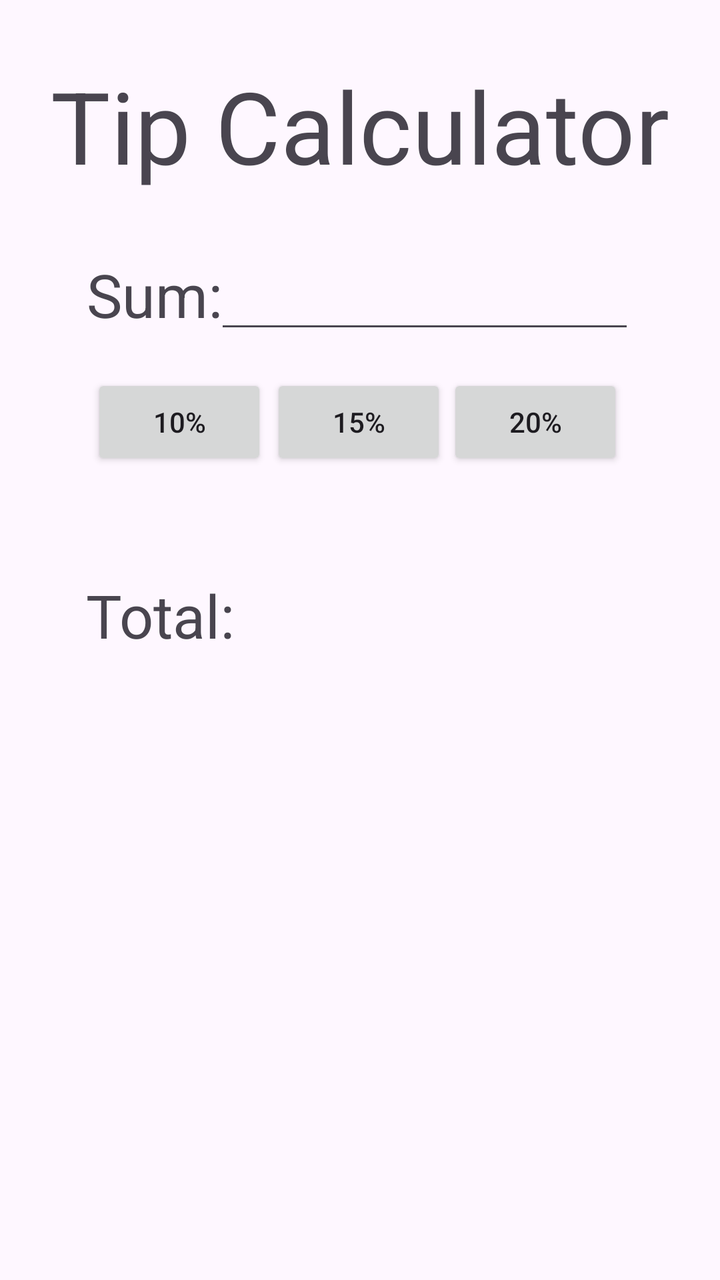
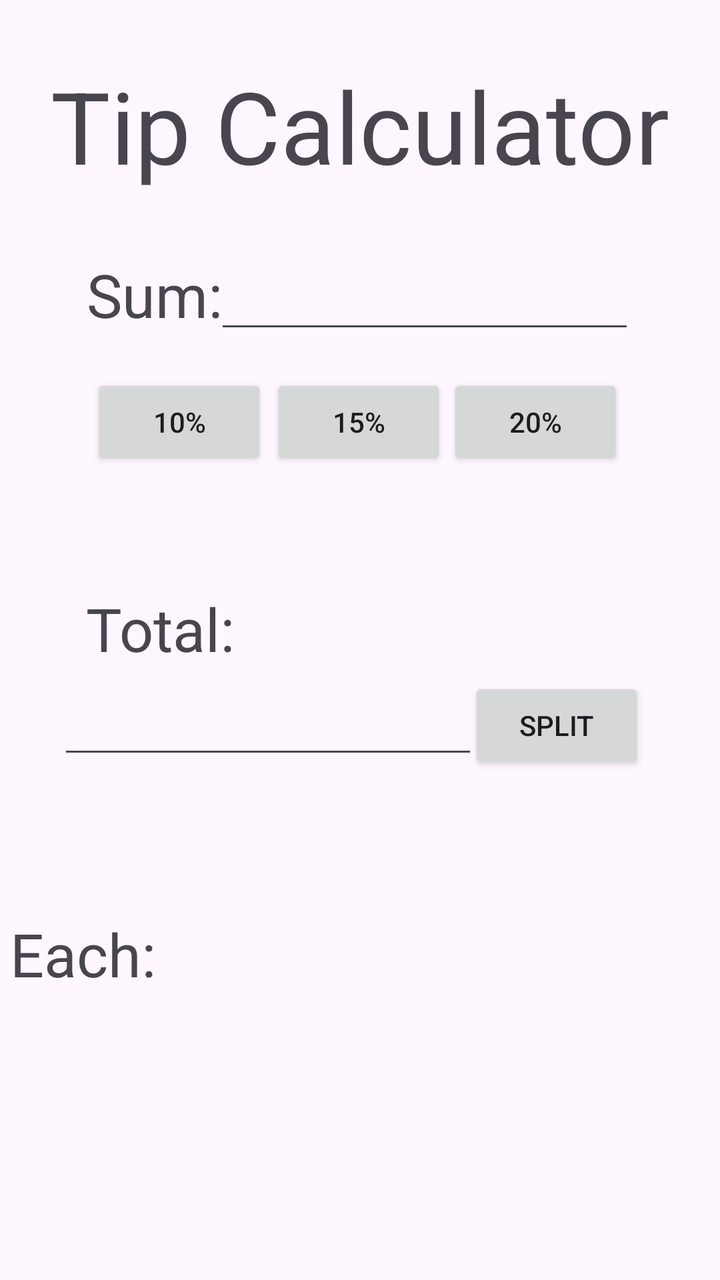

Compare the two renders of this Android layout. The source of the first and the diff that turns it into the second are given below.
<!-- AndroidManifest.xml: application theme Theme.Calculator -->
<!-- res/layout/activity_main.xml -->
<?xml version="1.0" encoding="utf-8"?>
<androidx.constraintlayout.widget.ConstraintLayout xmlns:android="http://schemas.android.com/apk/res/android"
    xmlns:app="http://schemas.android.com/apk/res-auto"
    xmlns:tools="http://schemas.android.com/tools"
    android:id="@+id/main"
    android:layout_width="match_parent"
    android:layout_height="match_parent"
    tools:context=".MainActivity">

    <TextView
        android:id="@+id/textView"
        android:layout_width="wrap_content"
        android:layout_height="wrap_content"
        android:text="Tip Calculator"
        android:textSize="50sp"
        app:layout_constraintBottom_toBottomOf="parent"
        app:layout_constraintEnd_toEndOf="parent"
        app:layout_constraintStart_toStartOf="parent"
        app:layout_constraintTop_toTopOf="parent"
        app:layout_constraintVertical_bias="0.051" />

    <TextView
        android:id="@+id/textView2"
        android:layout_width="wrap_content"
        android:layout_height="wrap_content"
        android:text="Sum:"
        android:textSize="30sp"
        app:layout_constraintBottom_toBottomOf="parent"
        app:layout_constraintEnd_toEndOf="parent"
        app:layout_constraintHorizontal_bias="0.148"
        app:layout_constraintStart_toStartOf="parent"
        app:layout_constraintTop_toTopOf="parent"
        app:layout_constraintVertical_bias="0.212" />

    <EditText
        android:id="@+id/etBill"
        android:layout_width="210dp"
        android:layout_height="77dp"
        android:ems="10"
        android:inputType="numberDecimal"
        app:layout_constraintBottom_toBottomOf="parent"
        app:layout_constraintEnd_toEndOf="parent"
        app:layout_constraintHorizontal_bias="0.716"
        app:layout_constraintStart_toStartOf="parent"
        app:layout_constraintTop_toTopOf="parent"
        app:layout_constraintVertical_bias="0.168" />

    <Button
        android:id="@+id/btn10p"
        android:layout_width="wrap_content"
        android:layout_height="wrap_content"
        android:text="10%"
        app:layout_constraintBottom_toBottomOf="parent"
        app:layout_constraintEnd_toEndOf="parent"
        app:layout_constraintHorizontal_bias="0.168"
        app:layout_constraintStart_toStartOf="parent"
        app:layout_constraintTop_toTopOf="parent"
        app:layout_constraintVertical_bias="0.316" />

    <Button
        android:id="@+id/btn15p"
        android:layout_width="wrap_content"
        android:layout_height="wrap_content"
        android:text="15%"
        app:layout_constraintBottom_toBottomOf="parent"
        app:layout_constraintEnd_toEndOf="parent"
        app:layout_constraintHorizontal_bias="0.498"
        app:layout_constraintStart_toStartOf="parent"
        app:layout_constraintTop_toTopOf="parent"
        app:layout_constraintVertical_bias="0.316" />

    <Button
        android:id="@+id/btn20p"
        android:layout_width="wrap_content"
        android:layout_height="wrap_content"
        android:text="20%"
        app:layout_constraintBottom_toBottomOf="parent"
        app:layout_constraintEnd_toEndOf="parent"
        app:layout_constraintHorizontal_bias="0.822"
        app:layout_constraintStart_toStartOf="parent"
        app:layout_constraintTop_toTopOf="parent"
        app:layout_constraintVertical_bias="0.316" />

    <TextView
        android:id="@+id/tvTotal"
        android:layout_width="wrap_content"
        android:layout_height="wrap_content"
        android:text="Total:"
        android:textSize="30sp"
        app:layout_constraintBottom_toBottomOf="parent"
        app:layout_constraintEnd_toEndOf="parent"
        app:layout_constraintHorizontal_bias="0.151"
        app:layout_constraintStart_toStartOf="parent"
        app:layout_constraintTop_toTopOf="parent"
        app:layout_constraintVertical_bias="0.479" />
</androidx.constraintlayout.widget.ConstraintLayout>
<!-- resources referenced by this layout -->
<resources>
  <style name="Theme.Calculator" parent="Base.Theme.Calculator" />
  <style name="Base.Theme.Calculator" parent="Theme.Material3.DayNight.NoActionBar">
          
          
      </style>
</resources>

<!-- the commit's change to res/layout/activity_main.xml (unified diff, before → after) -->
@@ -92,5 +92,42 @@
         app:layout_constraintHorizontal_bias="0.151"
         app:layout_constraintStart_toStartOf="parent"
         app:layout_constraintTop_toTopOf="parent"
-        app:layout_constraintVertical_bias="0.479" />
+        app:layout_constraintVertical_bias="0.49" />
+
+    <EditText
+        android:id="@+id/etSplit"
+        android:layout_width="wrap_content"
+        android:layout_height="wrap_content"
+        android:ems="10"
+        android:inputType="numberDecimal"
+        app:layout_constraintBottom_toBottomOf="parent"
+        app:layout_constraintEnd_toEndOf="parent"
+        app:layout_constraintHorizontal_bias="0.194"
+        app:layout_constraintStart_toStartOf="parent"
+        app:layout_constraintTop_toTopOf="parent"
+        app:layout_constraintVertical_bias="0.573" />
+
+    <Button
+        android:id="@+id/btnSplit"
+        android:layout_width="wrap_content"
+        android:layout_height="wrap_content"
+        android:text="Split"
+        app:layout_constraintBottom_toBottomOf="parent"
+        app:layout_constraintEnd_toEndOf="parent"
+        app:layout_constraintHorizontal_bias="0.862"
+        app:layout_constraintStart_toStartOf="parent"
+        app:layout_constraintTop_toTopOf="parent"
+        app:layout_constraintVertical_bias="0.572" />
+
+    <TextView
+        android:id="@+id/tvEach"
+        android:layout_width="327dp"
+        android:layout_height="53dp"
+        android:layout_marginEnd="28dp"
+        android:text="Each:"
+        android:textSize="30sp"
+        app:layout_constraintBottom_toBottomOf="parent"
+        app:layout_constraintEnd_toEndOf="parent"
+        app:layout_constraintTop_toTopOf="parent"
+        app:layout_constraintVertical_bias="0.778" />
 </androidx.constraintlayout.widget.ConstraintLayout>
